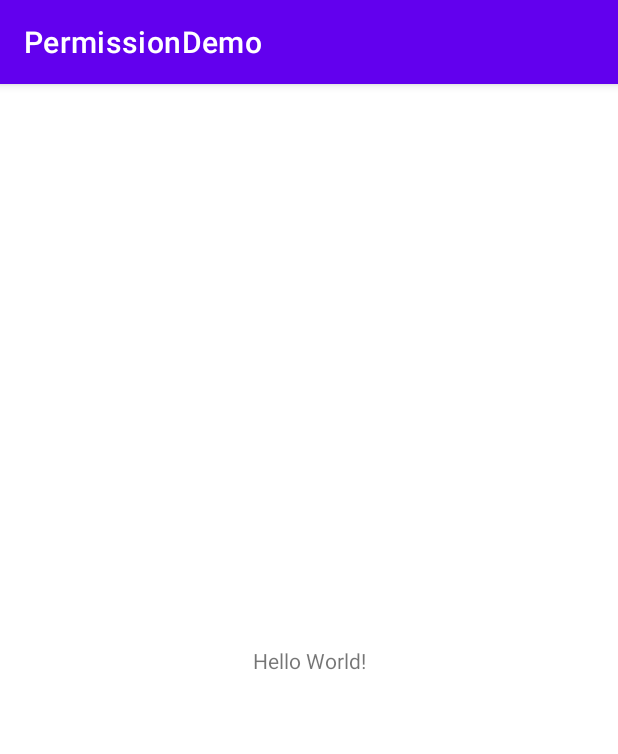
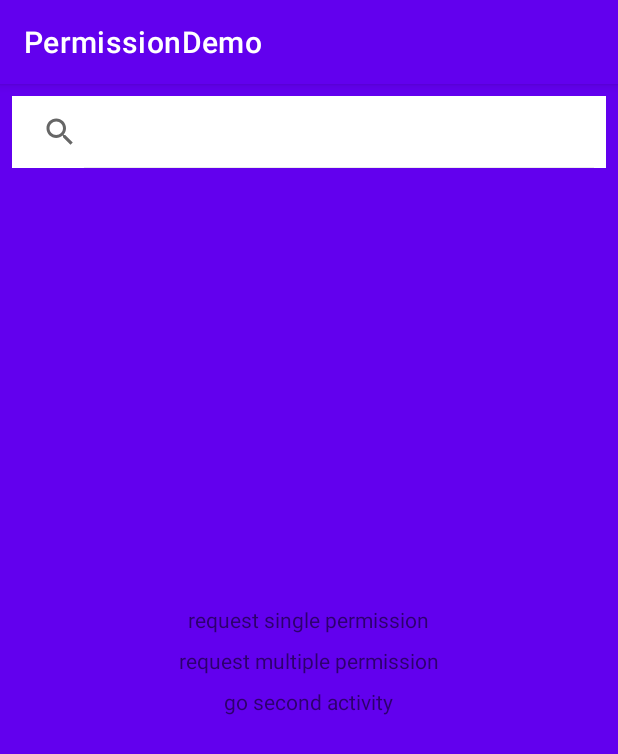
Before and after one commit to kystudio/PermissionDemo, an Android app: the screen it shows after launch (MainActivity), on a phone screen of 412 x 824 dp. Shown: the top 754 px of the screen. Run offline under Robolectric (Android 15) with nearby library versions, the phone set to English and light mode, and no system bars.

```diff
--- a/app/build.gradle
+++ b/app/build.gradle
@@ -33,8 +33,8 @@ android {
 
 dependencies {
 
-    implementation 'androidx.core:core-ktx:1.3.2'
-    implementation 'androidx.appcompat:appcompat:1.2.0'
+    implementation 'androidx.core:core-ktx:1.5.0'
+    implementation 'androidx.appcompat:appcompat:1.3.1'
     implementation 'com.google.android.material:material:1.3.0'
     implementation 'androidx.constraintlayout:constraintlayout:2.0.4'
     testImplementation 'junit:junit:4.+'
--- a/app/src/main/res/layout/activity_main.xml
+++ b/app/src/main/res/layout/activity_main.xml
@@ -4,16 +4,46 @@
     xmlns:tools="http://schemas.android.com/tools"
     android:layout_width="match_parent"
     android:layout_height="match_parent"
+    android:background="@color/purple_500"
     tools:context=".MainActivity">
 
-    <TextView
-        android:id="@+id/tv_info"
-        android:layout_width="wrap_content"
+    <androidx.appcompat.widget.SearchView
+        android:id="@+id/search_view"
+        android:layout_width="match_parent"
         android:layout_height="wrap_content"
-        android:text="Hello World!"
+        android:layout_margin="8dp"
+        android:background="@color/white"
+        app:layout_constraintTop_toTopOf="parent" />
+
+    <androidx.appcompat.widget.LinearLayoutCompat
+        android:layout_width="match_parent"
+        android:layout_height="wrap_content"
+        android:gravity="center"
+        android:orientation="vertical"
         app:layout_constraintBottom_toBottomOf="parent"
         app:layout_constraintLeft_toLeftOf="parent"
         app:layout_constraintRight_toRightOf="parent"
-        app:layout_constraintTop_toTopOf="parent" />
+        app:layout_constraintTop_toTopOf="parent">
+
+        <TextView
+            android:id="@+id/tv_info1"
+            android:layout_width="wrap_content"
+            android:layout_height="wrap_content"
+            android:text="request single permission" />
+
+        <TextView
+            android:id="@+id/tv_info2"
+            android:layout_width="wrap_content"
+            android:layout_height="wrap_content"
+            android:layout_marginTop="8dp"
+            android:text="request multiple permission" />
+
+        <TextView
+            android:id="@+id/tv_info3"
+            android:layout_width="wrap_content"
+            android:layout_height="wrap_content"
+            android:layout_marginTop="8dp"
+            android:text="go second activity" />
+    </androidx.appcompat.widget.LinearLayoutCompat>
 
 </androidx.constraintlayout.widget.ConstraintLayout>
```
Also changed, not shown: app/src/main/AndroidManifest.xml (+10 -1 lines), app/src/main/java/com/kystudio/permissiondemo/MainActivity.kt (+78 -49 lines), app/src/main/java/com/kystudio/permissiondemo/SecondActivity.kt (added, +20 -0 lines), app/src/main/res/layout/activity_second.xml (added, +18 -0 lines), build.gradle (+9 -1 lines), settings.gradle (+0 -8 lines), gradle/wrapper/gradle-wrapper.properties.
